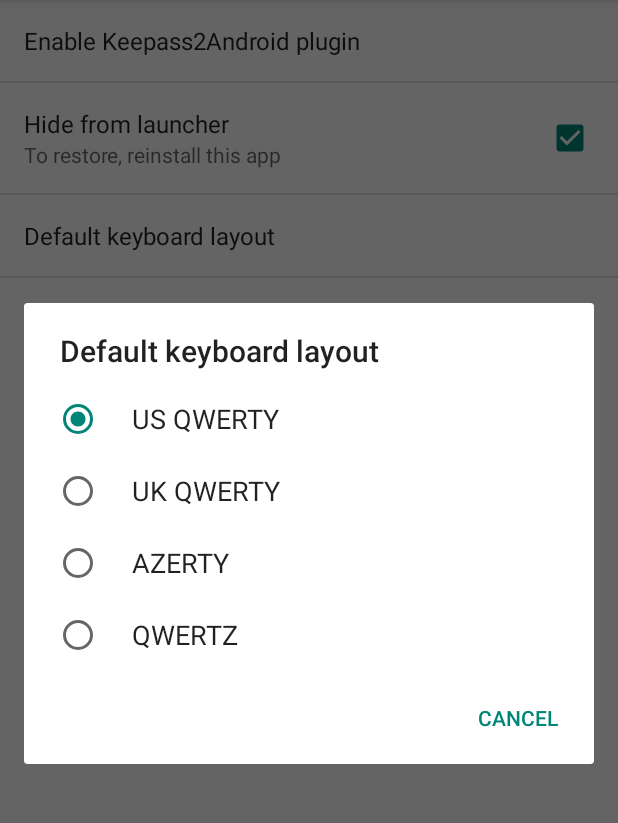
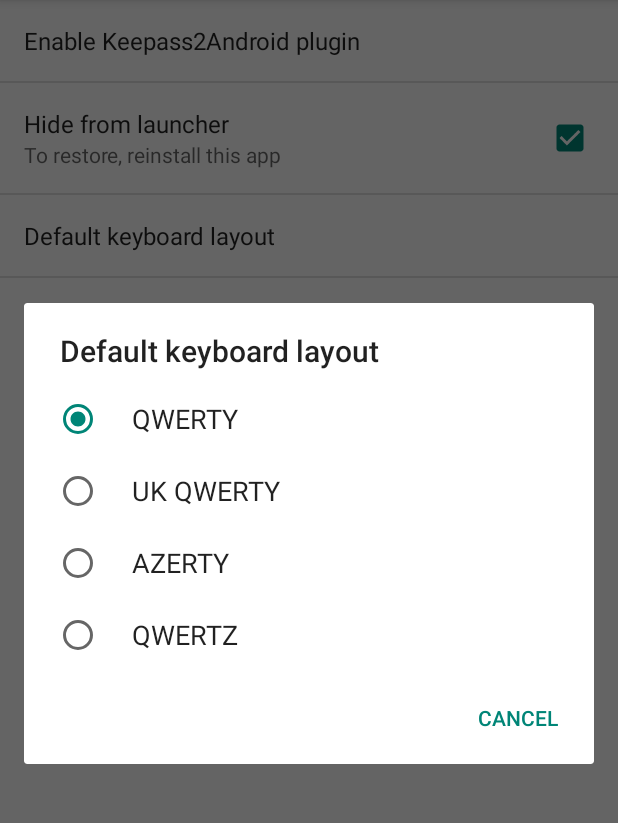
Before and after one commit to whs/K2AUSBKeyboard, an Android app: the screen it shows after launch (SettingsActivity), after a tap on "Default keyboard layout", on a phone screen of 412 x 824 dp, the part 84-907 px from its top. Run offline under Robolectric (Android 15) with nearby library versions, the phone set to English and light mode, and no system bars; 2 other taps on this screen came first.

Commit message:
Add files via upload

```diff
--- a/app/src/main/res/values/layout_list.xml
+++ b/app/src/main/res/values/layout_list.xml
@@ -1,8 +1,8 @@
 <?xml version="1.0" encoding="utf-8"?>
 <resources>
     <array name="layout_list">
-        <item>US QWERTY</item>
-	<item>UK QWERTY</item>
+        <item>QWERTY</item>
+		<item>UK QWERTY</item>
         <item>AZERTY</item>
         <item>QWERTZ</item>
     </array>
--- a/app/src/main/res/xml/pref_general.xml
+++ b/app/src/main/res/xml/pref_general.xml
@@ -9,7 +9,7 @@
         android:title="@string/hide_launcher"
         android:summary="@string/hide_launcher_restore" />
     <ListPreference
-        android:defaultValue="US QWERTY"
+        android:defaultValue="QWERTY"
         android:entries="@array/layout_list"
         android:entryValues="@array/layout_list"
         android:key="default_keyboard"
```
